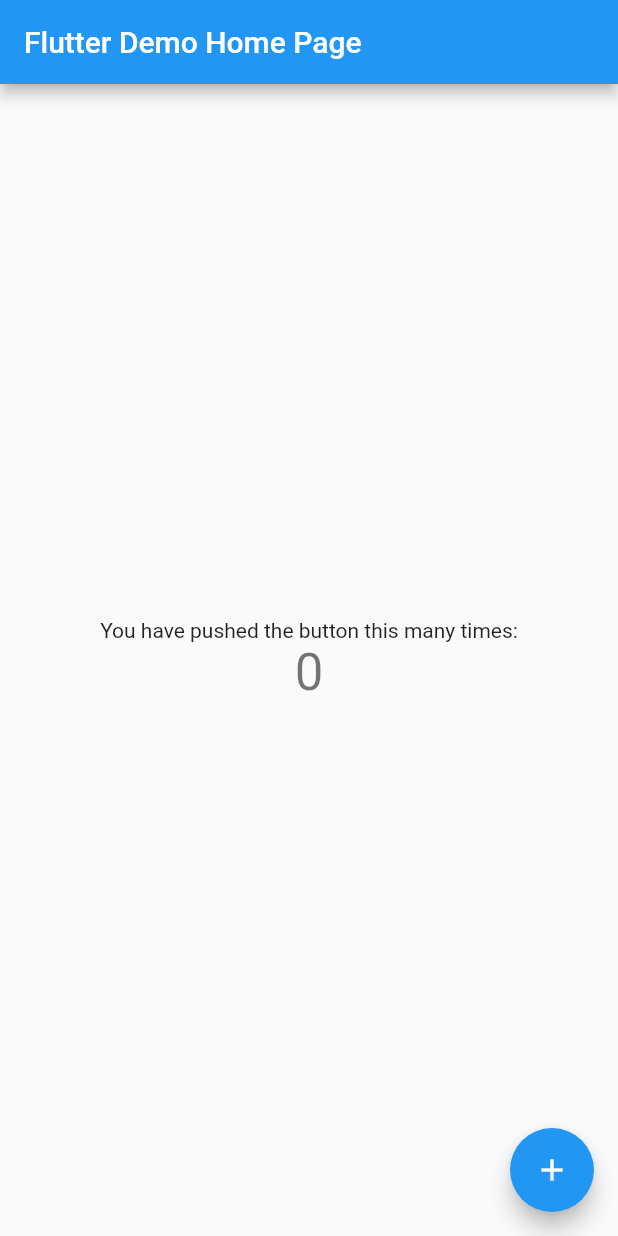
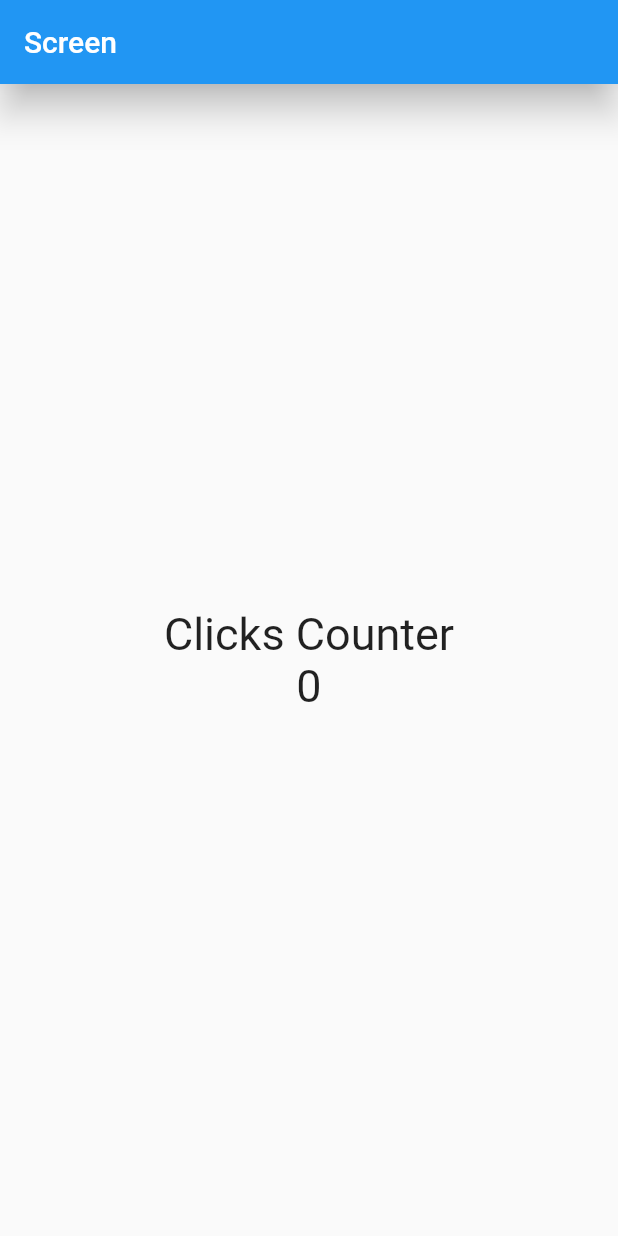
Before and after one commit to Leandro-De/flutter-dev, a Flutter app: the screen it shows after launch, on a phone screen of 412 x 824 dp. Run offline on Flutter 3.47's test engine with Material 2 defaults, Android fonts, the phone set to English and light mode, and no system bars.

Commit message:
Crear app de contador, creando la interfaz 1

```diff
--- a/lib/main.dart
+++ b/lib/main.dart
@@ -1,4 +1,5 @@
 import 'package:flutter/material.dart';
+import 'package:my_app1/screens/home_screen.dart';
 
 void main() {
   runApp(const MyApp());
@@ -7,109 +8,9 @@ void main() {
 class MyApp extends StatelessWidget {
   const MyApp({Key? key}) : super(key: key);
 
-  // This widget is the root of your application.
   @override
   Widget build(BuildContext context) {
-    return MaterialApp(
-      title: 'Flutter Demo',
-      theme: ThemeData(
-        // This is the theme of your application.
-        //
-        // Try running your application with "flutter run". You'll see the
-        // application has a blue toolbar. Then, without quitting the app, try
-        // changing the primarySwatch below to Colors.green and then invoke
-        // "hot reload" (press "r" in the console where you ran "flutter run",
-        // or simply save your changes to "hot reload" in a Flutter IDE).
-        // Notice that the counter didn't reset back to zero; the application
-        // is not restarted.
-        primarySwatch: Colors.blue,
-      ),
-      home: const MyHomePage(title: 'Flutter Demo Home Page'),
-    );
+    return const MaterialApp(
+        debugShowCheckedModeBanner: false, home: HomeScreen());
   }
 }
-
-class MyHomePage extends StatefulWidget {
-  const MyHomePage({Key? key, required this.title}) : super(key: key);
-
-  // This widget is the home page of your application. It is stateful, meaning
-  // that it has a State object (defined below) that contains fields that affect
-  // how it looks.
-
-  // This class is the configuration for the state. It holds the values (in this
-  // case the title) provided by the parent (in this case the App widget) and
-  // used by the build method of the State. Fields in a Widget subclass are
-  // always marked "final".
-
-  final String title;
-
-  @override
-  State<MyHomePage> createState() => _MyHomePageState();
-}
-
-class _MyHomePageState extends State<MyHomePage> {
-  int _counter = 0;
-
-  void _incrementCounter() {
-    setState(() {
-      // This call to setState tells the Flutter framework that something has
-      // changed in this State, which causes it to rerun the build method below
-      // so that the display can reflect the updated values. If we changed
-      // _counter without calling setState(), then the build method would not be
-      // called again, and so nothing would appear to happen.
-      _counter++;
-    });
-  }
-
-  @override
-  Widget build(BuildContext context) {
-    // This method is rerun every time setState is called, for instance as done
-    // by the _incrementCounter method above.
-    //
-    // The Flutter framework has been optimized to make rerunning build methods
-    // fast, so that you can just rebuild anything that needs updating rather
-    // than having to individually change instances of widgets.
-    return Scaffold(
-      appBar: AppBar(
-        // Here we take the value from the MyHomePage object that was created by
-        // the App.build method, and use it to set our appbar title.
-        title: Text(widget.title),
-      ),
-      body: Center(
-        // Center is a layout widget. It takes a single child and positions it
-        // in the middle of the parent.
-        child: Column(
-          // Column is also a layout widget. It takes a list of children and
-          // arranges them vertically. By default, it sizes itself to fit its
-          // children horizontally, and tries to be as tall as its parent.
-          //
-          // Invoke "debug painting" (press "p" in the console, choose the
-          // "Toggle Debug Paint" action from the Flutter Inspector in Android
-          // Studio, or the "Toggle Debug Paint" command in Visual Studio Code)
-          // to see the wireframe for each widget.
-          //
-          // Column has various properties to control how it sizes itself and
-          // how it positions its children. Here we use mainAxisAlignment to
-          // center the children vertically; the main axis here is the vertical
-          // axis because Columns are vertical (the cross axis would be
-          // horizontal).
-          mainAxisAlignment: MainAxisAlignment.center,
-          children: <Widget>[
-            const Text(
-              'You have pushed the button this many times:',
-            ),
-            Text(
-              '$_counter',
-              style: Theme.of(context).textTheme.headline4,
-            ),
-          ],
-        ),
-      ),
-      floatingActionButton: FloatingActionButton(
-        onPressed: _incrementCounter,
-        tooltip: 'Increment',
-        child: const Icon(Icons.add),
-      ), // This trailing comma makes auto-formatting nicer for build methods.
-    );
-  }
-}
--- /dev/null
+++ b/lib/screens/home_screen.dart
@@ -0,0 +1,32 @@
+import 'package:flutter/material.dart';
+
+class HomeScreen extends StatelessWidget {
+  const HomeScreen({Key? key}) : super(key: key);
+
+  @override
+  Widget build(BuildContext context) {
+    // Variables para usar dentro de un widget
+    const fontsize30 = TextStyle(fontSize: 30);
+
+    return Scaffold(
+        appBar: AppBar(
+          title: const Text('Screen'),
+          elevation: 10, //sombrita debajo del AppBar
+        ),
+        body: Center(
+          child: Column(
+            mainAxisAlignment: MainAxisAlignment.center, //Centrar Columna
+            children: const [
+              Text(
+                'Clicks Counter',
+                style: fontsize30,
+              ),
+              Text(
+                '0',
+                style: fontsize30,
+              )
+            ],
+          ),
+        ));
+  }
+}
```
